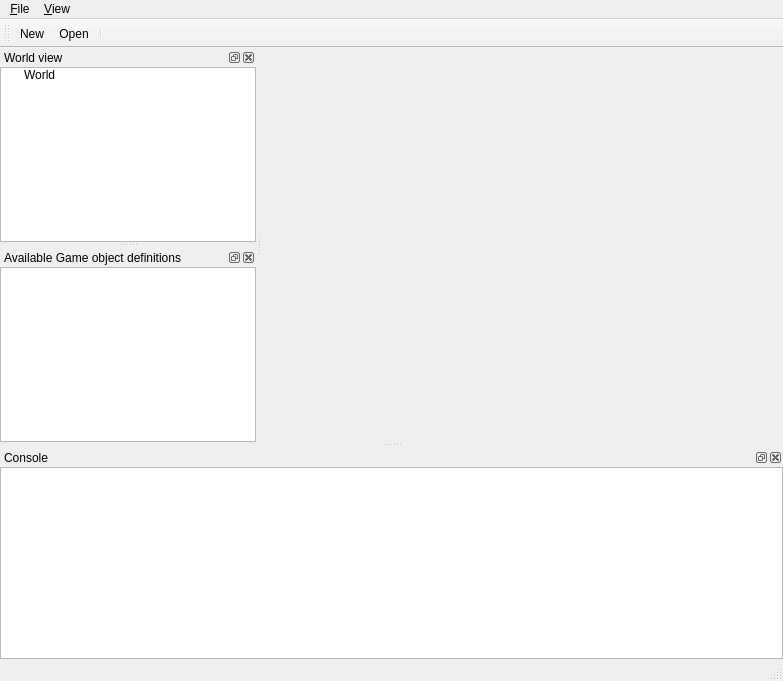
First picture: the form in Editor/ui/mainwindow.ui, repository sheldonrobinson/sfge, before the edit.
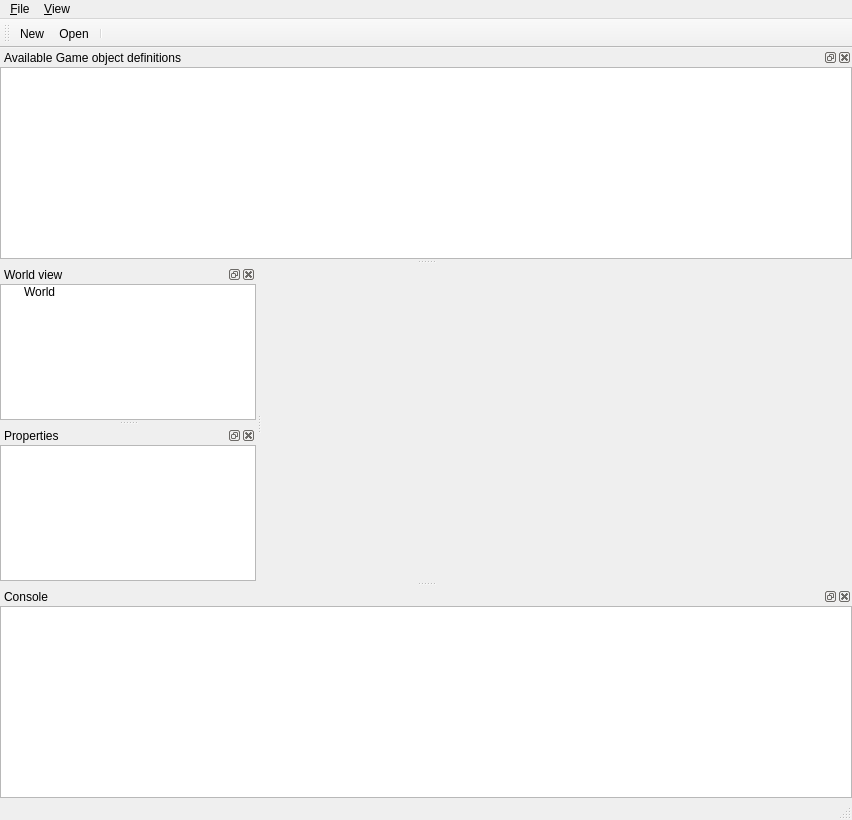
Second picture: the form after the edit. Custom widgets are drawn as their Qt base class.

Commit message: Editor: displaying behaviours list for the selected game object in property editor

The edit to the form file:
```diff
--- a/Editor/ui/mainwindow.ui
+++ b/Editor/ui/mainwindow.ui
@@ -6,8 +6,8 @@
    <rect>
     <x>0</x>
     <y>0</y>
-    <width>783</width>
-    <height>681</height>
+    <width>852</width>
+    <height>820</height>
    </rect>
   </property>
   <property name="windowTitle">
@@ -22,7 +22,7 @@
     <rect>
      <x>0</x>
      <y>0</y>
-     <width>783</width>
+     <width>852</width>
      <height>18</height>
     </rect>
    </property>
@@ -64,6 +64,9 @@
        <property name="focusPolicy">
         <enum>Qt::StrongFocus</enum>
        </property>
+       <property name="alternatingRowColors">
+        <bool>false</bool>
+       </property>
        <property name="rootIsDecorated">
         <bool>true</bool>
        </property>
@@ -110,7 +113,7 @@
     <string>Available Game object definitions</string>
    </property>
    <attribute name="dockWidgetArea">
-    <number>1</number>
+    <number>4</number>
    </attribute>
    <widget class="QWidget" name="dockWidgetContentsGODefs">
     <layout class="QVBoxLayout" name="verticalLayout_2">
@@ -145,6 +148,39 @@
     </layout>
    </widget>
   </widget>
+  <widget class="QDockWidget" name="dockWidgetProperties">
+   <property name="windowTitle">
+    <string>Properties</string>
+   </property>
+   <attribute name="dockWidgetArea">
+    <number>1</number>
+   </attribute>
+   <widget class="QWidget" name="dockWidgetContents_3">
+    <layout class="QVBoxLayout" name="verticalLayout_3">
+     <property name="margin">
+      <number>0</number>
+     </property>
+     <item>
+      <widget class="PropertiesEditor" name="treeWidgetProperties">
+       <property name="alternatingRowColors">
+        <bool>true</bool>
+       </property>
+       <attribute name="headerVisible">
+        <bool>false</bool>
+       </attribute>
+       <attribute name="headerVisible">
+        <bool>false</bool>
+       </attribute>
+       <column>
+        <property name="text">
+         <string notr="true">1</string>
+        </property>
+       </column>
+      </widget>
+     </item>
+    </layout>
+   </widget>
+  </widget>
   <action name="actionQuit">
    <property name="text">
     <string>&amp;Quit</string>
@@ -180,6 +216,16 @@
    <header>sfge_render_widget.hpp</header>
    <container>1</container>
   </customwidget>
+  <customwidget>
+   <class>WorldTreeWidget</class>
+   <extends>QTreeWidget</extends>
+   <header>world_tree_widget.hpp</header>
+  </customwidget>
+  <customwidget>
+   <class>PropertiesEditor</class>
+   <extends>QTreeWidget</extends>
+   <header>properties_editor.hpp</header>
+  </customwidget>
  </customwidgets>
  <resources/>
  <connections>
```
Left out of the diff: 2 changed lines with no effect on the pictures. The commit also changes 10 other files.
